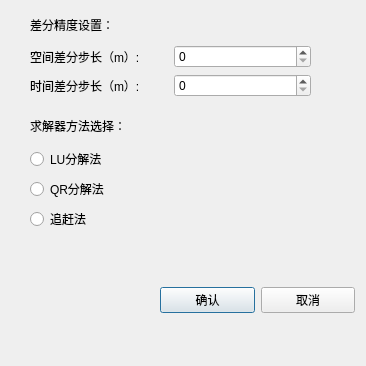
Old version of the form set_fdm.ui in the repository Yulei-3005240023/Random_flow.
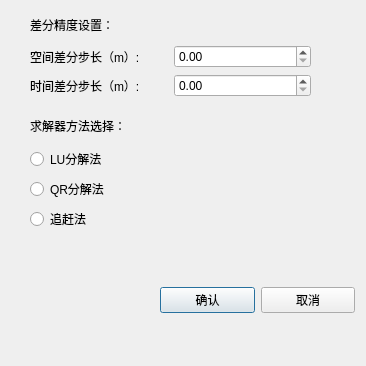
New version of the form.

The edit to the form file:
```diff
--- a/set_fdm.ui
+++ b/set_fdm.ui
@@ -40,7 +40,7 @@
        </widget>
       </item>
       <item>
-       <widget class="QSpinBox" name="spinBox_step_length"/>
+       <widget class="QDoubleSpinBox" name="SpinBox_step_length"/>
       </item>
      </layout>
     </item>
@@ -54,7 +54,7 @@
        </widget>
       </item>
       <item>
-       <widget class="QSpinBox" name="spinBox_step_time"/>
+       <widget class="QDoubleSpinBox" name="SpinBox_step_time"/>
       </item>
      </layout>
     </item>
```
